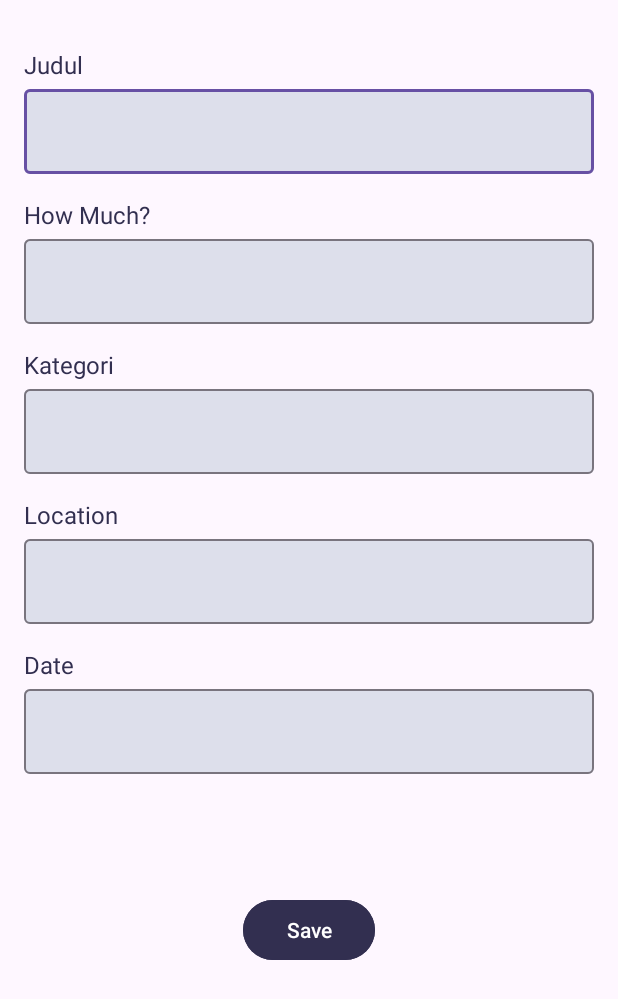
After one commit to afnanramadhan/bondoman-android-app, an Android app: the layout activity_add_transaction.xml on its own in the app's theme, with its tools: preview values and no code run, on a phone screen of 412 x 824 dp. The commit adds this screen. Shown: the top 999 px of the screen. Run offline under Robolectric (Android 15) with nearby library versions, the phone set to English and light mode, and no system bars.

Commit message:
feat: add transaction (not fixed yet)

```diff
--- a/app/build.gradle.kts
+++ b/app/build.gradle.kts
@@ -54,8 +54,6 @@ dependencies {
     implementation("androidx.room:room-ktx:2.5.0")
     kapt("androidx.room:room-compiler:2.5.0")
     androidTestImplementation ("androidx.room:room-testing:2.5.0")
-    implementation("org.jetbrains.kotlinx:kotlinx-coroutines-core:2.6.1")
-    implementation ("org.jetbrains.kotlinx:kotlinx-coroutines-android:1.6.4")
     implementation ("org.jetbrains.kotlinx:kotlinx-coroutines-core:1.6.4")
 
 }
--- a/app/src/main/java/com/example/android_hit/room/TransactionDB.kt
+++ b/app/src/main/java/com/example/android_hit/room/TransactionDB.kt
@@ -16,7 +16,7 @@ abstract class TransactionDB : RoomDatabase() {
     companion object {
         @Volatile
         private var INSTANCE: TransactionDB? = null
-        fun getDatabase(context: Context): TransactionDB {
+        fun getInstance(context: Context): TransactionDB {
             synchronized(this) {
                 var instance = INSTANCE
 
--- /dev/null
+++ b/app/src/main/res/drawable/outline_location_on_24.xml
@@ -0,0 +1,6 @@
+<vector android:height="24dp" android:tint="#322F50"
+    android:viewportHeight="24" android:viewportWidth="24"
+    android:width="24dp" xmlns:android="http://schemas.android.com/apk/res/android">
+    <path android:fillColor="@android:color/white" android:pathData="M12,2C8.13,2 5,5.13 5,9c0,5.25 7,13 7,13s7,-7.75 7,-13c0,-3.87 -3.13,-7 -7,-7zM7,9c0,-2.76 2.24,-5 5,-5s5,2.24 5,5c0,2.88 -2.88,7.19 -5,9.88C9.92,16.21 7,11.85 7,9z"/>
+    <path android:fillColor="@android:color/white" android:pathData="M12,9m-2.5,0a2.5,2.5 0,1 1,5 0a2.5,2.5 0,1 1,-5 0"/>
+</vector>
--- /dev/null
+++ b/app/src/main/res/layout/activity_add_transaction.xml
@@ -0,0 +1,107 @@
+<?xml version="1.0" encoding="utf-8"?>
+<LinearLayout
+    xmlns:android="http://schemas.android.com/apk/res/android"
+    xmlns:tools="http://schemas.android.com/tools"
+    xmlns:app="http://schemas.android.com/apk/res-auto"
+    android:layout_width="match_parent"
+    android:layout_height="match_parent"
+    android:orientation="vertical"
+    android:layout_margin="16dp"
+    tools:context=".AddTransactionActivity">
+
+    <TextView
+        android:layout_width="match_parent"
+        android:layout_height="wrap_content"
+        android:text="Judul"
+        android:textSize="16dp"
+        android:layout_marginTop="16dp"
+        android:textColor="@color/primary_color_1"/>
+    <com.google.android.material.textfield.TextInputLayout
+        android:layout_width="match_parent"
+        android:layout_height="wrap_content"
+        app:boxBackgroundColor="@color/secondary_color_2">
+        <EditText
+            android:id="@+id/et_title"
+            android:layout_width="match_parent"
+            android:layout_height="wrap_content"
+            android:inputType="textPersonName" />
+    </com.google.android.material.textfield.TextInputLayout>
+    <TextView
+        android:layout_width="match_parent"
+        android:layout_height="wrap_content"
+        android:text="How Much?"
+        android:textSize="16dp"
+        android:textColor="@color/primary_color_1"
+        android:layout_marginTop="16dp"/>
+    <com.google.android.material.textfield.TextInputLayout
+        android:layout_width="match_parent"
+        android:layout_height="wrap_content"
+        app:boxBackgroundColor="@color/secondary_color_2">
+        <EditText
+            android:id="@+id/et_amount"
+            android:layout_width="match_parent"
+            android:layout_height="wrap_content"
+            android:inputType="textPersonName"/>
+    </com.google.android.material.textfield.TextInputLayout>
+    <TextView
+        android:layout_width="match_parent"
+        android:layout_height="wrap_content"
+        android:text="Kategori"
+        android:textSize="16dp"
+        android:textColor="@color/primary_color_1"
+        android:layout_marginTop="16dp"/>
+    <com.google.android.material.textfield.TextInputLayout
+        android:layout_width="match_parent"
+        android:layout_height="wrap_content"
+        app:boxBackgroundColor="@color/secondary_color_2">
+        <EditText
+            android:id="@+id/et_category"
+            android:layout_width="match_parent"
+            android:layout_height="wrap_content"
+            android:inputType="textPersonName"/>
+    </com.google.android.material.textfield.TextInputLayout>
+    <TextView
+        android:layout_width="match_parent"
+        android:layout_height="wrap_content"
+        android:text="Location"
+        android:textSize="16dp"
+        android:textColor="@color/primary_color_1"
+        android:layout_marginTop="16dp"/>
+    <com.google.android.material.textfield.TextInputLayout
+        android:layout_width="match_parent"
+        android:layout_height="wrap_content"
+        app:boxBackgroundColor="@color/secondary_color_2">
+        <EditText
+            android:id="@+id/et_location"
+            android:layout_width="match_parent"
+            android:layout_height="wrap_content"/>
+    </com.google.android.material.textfield.TextInputLayout>
+    <TextView
+        android:layout_width="match_parent"
+        android:layout_height="wrap_content"
+        android:text="Date"
+        android:textSize="16dp"
+        android:textColor="@color/primary_color_1"
+        android:layout_marginTop="16dp"/>
+    <com.google.android.material.textfield.TextInputLayout
+        android:layout_width="match_parent"
+        android:layout_height="wrap_content"
+        app:boxBackgroundColor="@color/secondary_color_2">
+        <EditText
+            android:id="@+id/et_date"
+            android:layout_width="match_parent"
+            android:layout_height="wrap_content"/>
+    </com.google.android.material.textfield.TextInputLayout>
+    <Button
+        android:id="@+id/btn_save"
+        android:layout_width="wrap_content"
+        android:layout_height="wrap_content"
+        android:text="Save"
+        android:backgroundTint="@color/primary_color_1"
+        android:textColor="@color/white"
+        android:layout_marginTop="80dp"
+        android:layout_gravity="center_horizontal"
+        />
+
+
+  </LinearLayout>
```
Also changed, not shown: app/src/main/java/com/example/android_hit/AddTransactionActivity.kt (added, +53 -0 lines), app/src/main/java/com/example/android_hit/Transaction.kt (+38 -6 lines), app/src/main/java/com/example/android_hit/adapter/TransactionAdapter.kt (added, +36 -0 lines), app/src/main/java/com/example/android_hit/room/TransactionDao.kt (+5 -5 lines), app/src/main/java/com/example/android_hit/room/TransactionEntity.kt (+5 -5 lines), app/src/main/res/layout/fragment_transaction.xml (+13 -85 lines), app/src/main/res/layout/row_transaction.xml (added, +54 -0 lines).
